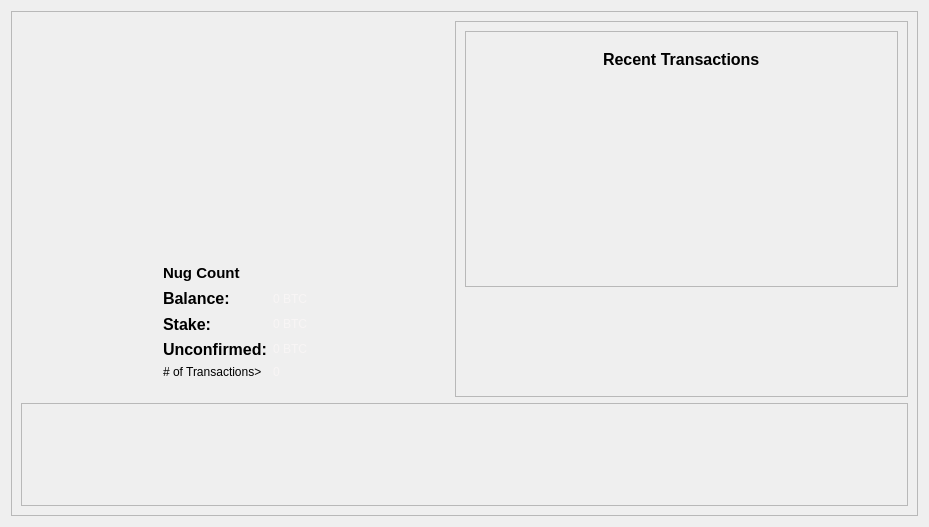
FourTwentyOne/421, file src/qt/forms/overviewpage.ui: the form before one commit.
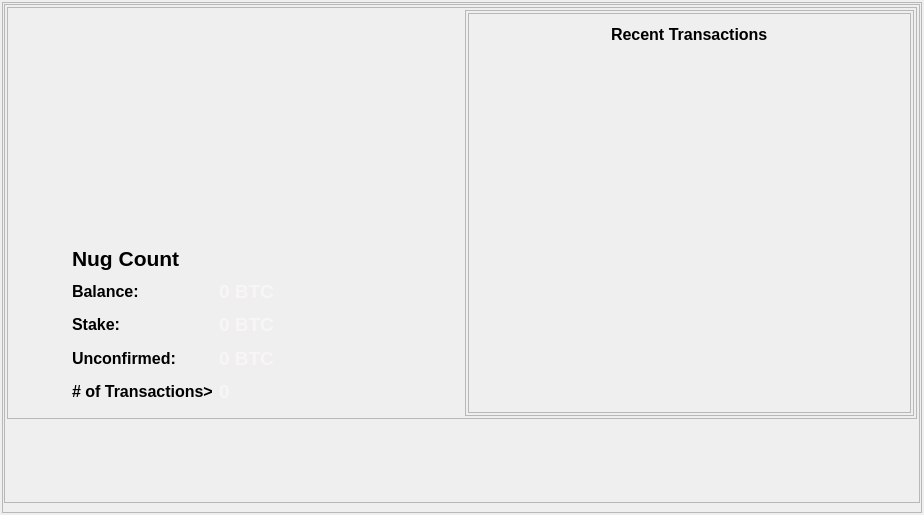
The form after the commit. Icons and pictures are not drawn.

Commit message: swap info button

Patch:
```diff
--- a/src/qt/forms/overviewpage.ui
+++ b/src/qt/forms/overviewpage.ui
@@ -6,14 +6,32 @@
    <rect>
     <x>0</x>
     <y>0</y>
-    <width>929</width>
-    <height>506</height>
+    <width>924</width>
+    <height>515</height>
    </rect>
   </property>
+  <property name="sizePolicy">
+   <sizepolicy hsizetype="Fixed" vsizetype="Fixed">
+    <horstretch>0</horstretch>
+    <verstretch>0</verstretch>
+   </sizepolicy>
+  </property>
   <property name="windowTitle">
    <string>Form</string>
   </property>
-  <layout class="QGridLayout" name="gridLayout_9">
+  <layout class="QGridLayout" name="gridLayout_12">
+   <property name="leftMargin">
+    <number>2</number>
+   </property>
+   <property name="topMargin">
+    <number>2</number>
+   </property>
+   <property name="rightMargin">
+    <number>2</number>
+   </property>
+   <property name="bottomMargin">
+    <number>2</number>
+   </property>
    <item row="0" column="0">
     <widget class="QFrame" name="frame_10">
      <property name="frameShape">
@@ -23,6 +41,285 @@
       <enum>QFrame::Raised</enum>
      </property>
      <layout class="QGridLayout" name="gridLayout_6">
+      <property name="leftMargin">
+       <number>1</number>
+      </property>
+      <property name="topMargin">
+       <number>1</number>
+      </property>
+      <property name="rightMargin">
+       <number>1</number>
+      </property>
+      <item row="0" column="0">
+       <widget class="QFrame" name="frame_11">
+        <property name="frameShape">
+         <enum>QFrame::StyledPanel</enum>
+        </property>
+        <property name="frameShadow">
+         <enum>QFrame::Raised</enum>
+        </property>
+        <layout class="QGridLayout" name="gridLayout_8">
+         <property name="leftMargin">
+          <number>2</number>
+         </property>
+         <property name="topMargin">
+          <number>2</number>
+         </property>
+         <property name="rightMargin">
+          <number>2</number>
+         </property>
+         <property name="bottomMargin">
+          <number>2</number>
+         </property>
+         <item row="1" column="0">
+          <widget class="QFrame" name="frame_4">
+           <property name="minimumSize">
+            <size>
+             <width>500</width>
+             <height>64</height>
+            </size>
+           </property>
+           <property name="maximumSize">
+            <size>
+             <width>16777215</width>
+             <height>200</height>
+            </size>
+           </property>
+           <property name="frameShape">
+            <enum>QFrame::NoFrame</enum>
+           </property>
+           <property name="frameShadow">
+            <enum>QFrame::Plain</enum>
+           </property>
+           <property name="lineWidth">
+            <number>0</number>
+           </property>
+           <layout class="QGridLayout" name="gridLayout_7">
+            <item row="0" column="4">
+             <spacer name="horizontalSpacer_2">
+              <property name="orientation">
+               <enum>Qt::Horizontal</enum>
+              </property>
+              <property name="sizeHint" stdset="0">
+               <size>
+                <width>40</width>
+                <height>20</height>
+               </size>
+              </property>
+             </spacer>
+            </item>
+            <item row="0" column="1" rowspan="2">
+             <widget class="QLabel" name="label10_13">
+              <property name="minimumSize">
+               <size>
+                <width>200</width>
+                <height>55</height>
+               </size>
+              </property>
+              <property name="maximumSize">
+               <size>
+                <width>200</width>
+                <height>55</height>
+               </size>
+              </property>
+              <property name="text">
+               <string>&lt;html&gt;&lt;head/&gt;&lt;body&gt;&lt;p&gt;&lt;a href=&quot;https://discord.gg/f5R29Wr&quot;&gt;&lt;img src=&quot;:/images/res/images/discord.png&quot;/&gt;&lt;/a&gt;&lt;/p&gt;&lt;/body&gt;&lt;/html&gt;</string>
+              </property>
+              <property name="scaledContents">
+               <bool>false</bool>
+              </property>
+              <property name="alignment">
+               <set>Qt::AlignCenter</set>
+              </property>
+              <property name="margin">
+               <number>0</number>
+              </property>
+              <property name="indent">
+               <number>0</number>
+              </property>
+              <property name="openExternalLinks">
+               <bool>true</bool>
+              </property>
+             </widget>
+            </item>
+            <item row="0" column="3">
+             <widget class="QLabel" name="label10_14">
+              <property name="minimumSize">
+               <size>
+                <width>200</width>
+                <height>55</height>
+               </size>
+              </property>
+              <property name="maximumSize">
+               <size>
+                <width>255</width>
+                <height>65</height>
+               </size>
+              </property>
+              <property name="text">
+               <string>&lt;html&gt;&lt;head/&gt;&lt;body&gt;&lt;p&gt;&lt;a href=&quot;https://421blocks.nerdlabs001.com&quot;&gt;&lt;img src=&quot;:/images/res/images/explorer.png&quot;/&gt;&lt;/a&gt;&lt;/p&gt;&lt;/body&gt;&lt;/html&gt;</string>
+              </property>
+              <property name="scaledContents">
+               <bool>false</bool>
+              </property>
+              <property name="alignment">
+               <set>Qt::AlignCenter</set>
+              </property>
+              <property name="margin">
+               <number>0</number>
+              </property>
+              <property name="indent">
+               <number>0</number>
+              </property>
+              <property name="openExternalLinks">
+               <bool>true</bool>
+              </property>
+             </widget>
+            </item>
+            <item row="0" column="7" rowspan="2">
+             <widget class="QLabel" name="label10_15">
+              <property name="minimumSize">
+               <size>
+                <width>200</width>
+                <height>55</height>
+               </size>
+              </property>
+              <property name="maximumSize">
+               <size>
+                <width>255</width>
+                <height>65</height>
+               </size>
+              </property>
+              <property name="text">
+               <string>&lt;html&gt;&lt;head/&gt;&lt;body&gt;&lt;p&gt;&lt;a href=&quot;https://www.unnamed.exchange/CoinInfo?id=421&quot;&gt;&lt;img src=&quot;:/images/res/images/swap.png&quot;/&gt;&lt;/a&gt;&lt;/p&gt;&lt;/body&gt;&lt;/html&gt;</string>
+              </property>
+              <property name="scaledContents">
+               <bool>false</bool>
+              </property>
+              <property name="alignment">
+               <set>Qt::AlignCenter</set>
+              </property>
+              <property name="margin">
+               <number>0</number>
+              </property>
+              <property name="indent">
+               <number>0</number>
+              </property>
+              <property name="openExternalLinks">
+               <bool>true</bool>
+              </property>
+             </widget>
+            </item>
+            <item row="0" column="2">
+             <spacer name="horizontalSpacer">
+              <property name="orientation">
+               <enum>Qt::Horizontal</enum>
+              </property>
+              <property name="sizeHint" stdset="0">
+               <size>
+                <width>40</width>
+                <height>20</height>
+               </size>
+              </property>
+             </spacer>
+            </item>
+            <item row="0" column="5">
+             <widget class="QLabel" name="label10_16">
+              <property name="minimumSize">
+               <size>
+                <width>200</width>
+                <height>55</height>
+               </size>
+              </property>
+              <property name="maximumSize">
+               <size>
+                <width>255</width>
+                <height>65</height>
+               </size>
+              </property>
+              <property name="text">
+               <string>&lt;html&gt;&lt;head/&gt;&lt;body&gt;&lt;p&gt;&lt;a href=&quot;https://www.unnamed.exchange/CoinInfo?id=421&quot;&gt;&lt;img src=&quot;:/images/res/images/exchange.png&quot;/&gt;&lt;/a&gt;&lt;/p&gt;&lt;/body&gt;&lt;/html&gt;</string>
+              </property>
+              <property name="scaledContents">
+               <bool>false</bool>
+              </property>
+              <property name="alignment">
+               <set>Qt::AlignCenter</set>
+              </property>
+              <property name="margin">
+               <number>0</number>
+              </property>
+              <property name="indent">
+               <number>0</number>
+              </property>
+              <property name="openExternalLinks">
+               <bool>true</bool>
+              </property>
+             </widget>
+            </item>
+            <item row="0" column="6">
+             <spacer name="horizontalSpacer_3">
+              <property name="orientation">
+               <enum>Qt::Horizontal</enum>
+              </property>
+              <property name="sizeHint" stdset="0">
+               <size>
+                <width>40</width>
+                <height>20</height>
+               </size>
+              </property>
+             </spacer>
+            </item>
+            <item row="0" column="0">
+             <spacer name="horizontalSpacer_4">
+              <property name="orientation">
+               <enum>Qt::Horizontal</enum>
+              </property>
+              <property name="sizeHint" stdset="0">
+               <size>
+                <width>40</width>
+                <height>20</height>
+               </size>
+              </property>
+             </spacer>
+            </item>
+            <item row="0" column="8">
+             <spacer name="horizontalSpacer_11">
+              <property name="orientation">
+               <enum>Qt::Horizontal</enum>
+              </property>
+              <property name="sizeHint" stdset="0">
+               <size>
+                <width>40</width>
+                <height>20</height>
+               </size>
+              </property>
+             </spacer>
+            </item>
+           </layout>
+          </widget>
+         </item>
+         <item row="0" column="0">
+          <widget class="QFrame" name="frame_2">
+           <property name="frameShape">
+            <enum>QFrame::StyledPanel</enum>
+           </property>
+           <property name="frameShadow">
+            <enum>QFrame::Raised</enum>
+           </property>
+           <layout class="QGridLayout" name="gridLayout_9">
+            <property name="leftMargin">
+             <number>2</number>
+            </property>
+            <property name="topMargin">
+             <number>2</number>
+            </property>
+            <property name="rightMargin">
+             <number>2</number>
+            </property>
+            <property name="bottomMargin">
+             <number>2</number>
+            </property>
       <item row="0" column="0">
        <widget class="QFrame" name="frame_3">
         <property name="frameShape">
@@ -35,7 +332,19 @@
          <number>0</number>
         </property>
         <layout class="QGridLayout" name="gridLayout_5">
-         <item row="0" column="0" rowspan="2" colspan="2">
+               <property name="leftMargin">
+                <number>2</number>
+               </property>
+               <property name="topMargin">
+                <number>2</number>
+               </property>
+               <property name="rightMargin">
+                <number>2</number>
+               </property>
+               <property name="bottomMargin">
+                <number>2</number>
+               </property>
+               <item row="0" column="0" rowspan="2">
           <widget class="QFrame" name="frame_7">
            <property name="frameShape">
             <enum>QFrame::NoFrame</enum>
@@ -55,6 +364,13 @@
             </property>
             <item row="1" column="0">
              <widget class="QFrame" name="frame">
+                    <property name="font">
+                     <font>
+                      <pointsize>14</pointsize>
+                      <weight>75</weight>
+                      <bold>true</bold>
+                     </font>
+                    </property>
               <property name="frameShape">
                <enum>QFrame::NoFrame</enum>
               </property>
@@ -76,7 +392,7 @@
                 <widget class="QLabel" name="label_5">
                  <property name="font">
                   <font>
-                   <pointsize>11</pointsize>
+                         <pointsize>16</pointsize>
                    <weight>75</weight>
                    <bold>true</bold>
                   </font>
@@ -88,6 +404,13 @@
                </item>
                <item row="4" column="1">
                 <widget class="QLabel" name="label_2">
+                       <property name="font">
+                        <font>
+                         <pointsize>12</pointsize>
+                         <weight>75</weight>
+                         <bold>true</bold>
+                        </font>
+                       </property>
                  <property name="text">
                   <string>&lt;body&gt;&lt;p style=&quot;color:#000000&quot;;&gt;# of Transactions&gt;&lt;/p&gt;&lt;/body&gt;</string>
                  </property>
@@ -126,9 +449,12 @@
                  <property name="orientation">
                   <enum>Qt::Horizontal</enum>
                  </property>
+                       <property name="sizeType">
+                        <enum>QSizePolicy::Fixed</enum>
+                       </property>
                  <property name="sizeHint" stdset="0">
                   <size>
-                   <width>40</width>
+                         <width>42</width>
                    <height>20</height>
                   </size>
                  </property>
@@ -155,7 +481,7 @@
                  </property>
                  <property name="sizeHint" stdset="0">
                   <size>
-                   <width>40</width>
+                         <width>5</width>
                    <height>20</height>
                   </size>
                  </property>
@@ -183,7 +509,7 @@
                  </property>
                  <property name="sizeHint" stdset="0">
                   <size>
-                   <width>96</width>
+                         <width>5</width>
                    <height>20</height>
                   </size>
                  </property>
@@ -199,8 +525,8 @@
                  </property>
                  <property name="maximumSize">
                   <size>
-                   <width>180</width>
-                   <height>180</height>
+                         <width>250</width>
+                         <height>250</height>
                   </size>
                  </property>
                  <property name="text">
@@ -221,7 +547,7 @@
                  </property>
                  <property name="sizeHint" stdset="0">
                   <size>
-                   <width>95</width>
+                         <width>5</width>
                    <height>20</height>
                   </size>
                  </property>
@@ -245,8 +571,26 @@
          <enum>QFrame::Raised</enum>
         </property>
         <layout class="QGridLayout" name="gridLayout_4">
+               <property name="leftMargin">
+                <number>2</number>
+               </property>
+               <property name="topMargin">
+                <number>2</number>
+               </property>
+               <property name="rightMargin">
+                <number>2</number>
+               </property>
+               <property name="bottomMargin">
+                <number>2</number>
+               </property>
          <item row="0" column="0">
           <widget class="QFrame" name="frame_9">
+                 <property name="minimumSize">
+                  <size>
+                   <width>0</width>
+                   <height>400</height>
+                  </size>
+                 </property>
            <property name="frameShape">
             <enum>QFrame::StyledPanel</enum>
            </property>
@@ -256,6 +600,12 @@
            <layout class="QGridLayout" name="gridLayout_3">
             <item row="0" column="0">
              <widget class="QFrame" name="frame_6">
+                    <property name="maximumSize">
+                     <size>
+                      <width>16777215</width>
+                      <height>40</height>
+                     </size>
+                    </property>
               <property name="frameShape">
                <enum>QFrame::NoFrame</enum>
               </property>
@@ -266,6 +616,18 @@
                <number>0</number>
               </property>
               <layout class="QGridLayout" name="gridLayout">
+                     <property name="leftMargin">
+                      <number>2</number>
+                     </property>
+                     <property name="topMargin">
+                      <number>2</number>
+                     </property>
+                     <property name="rightMargin">
+                      <number>2</number>
+                     </property>
+                     <property name="bottomMargin">
+                      <number>2</number>
+                     </property>
                <item row="0" column="0">
                 <spacer name="horizontalSpacer_5">
                  <property name="orientation">
@@ -306,10 +668,16 @@
              <widget class="QListView" name="listTransactions">
               <property name="minimumSize">
                <size>
-                <width>400</width>
+                      <width>300</width>
                 <height>0</height>
                </size>
               </property>
+                    <property name="maximumSize">
+                     <size>
+                      <width>16777215</width>
+                      <height>400</height>
+                     </size>
+                    </property>
               <property name="font">
                <font>
                 <pointsize>11</pointsize>
@@ -346,208 +714,8 @@
            </layout>
           </widget>
          </item>
-         <item row="1" column="0">
-          <spacer name="verticalSpacer">
-           <property name="orientation">
-            <enum>Qt::Vertical</enum>
-           </property>
-           <property name="sizeHint" stdset="0">
-            <size>
-             <width>20</width>
-             <height>40</height>
-            </size>
-           </property>
-          </spacer>
-         </item>
-        </layout>
-       </widget>
-      </item>
-      <item row="1" column="0" colspan="2">
-       <widget class="QFrame" name="frame_11">
-        <property name="frameShape">
-         <enum>QFrame::StyledPanel</enum>
-        </property>
-        <property name="frameShadow">
-         <enum>QFrame::Raised</enum>
-        </property>
-        <layout class="QGridLayout" name="gridLayout_8">
-         <item row="0" column="0">
-          <widget class="QFrame" name="frame_4">
-           <property name="minimumSize">
-            <size>
-             <width>500</width>
-             <height>0</height>
-            </size>
-           </property>
-           <property name="maximumSize">
-            <size>
-             <width>16777215</width>
-             <height>100</height>
-            </size>
-           </property>
-           <property name="frameShape">
-            <enum>QFrame::NoFrame</enum>
-           </property>
-           <property name="frameShadow">
-            <enum>QFrame::Plain</enum>
-           </property>
-           <property name="lineWidth">
-            <number>0</number>
-           </property>
-           <layout class="QGridLayout" name="gridLayout_7">
-            <item row="0" column="0">
-             <spacer name="horizontalSpacer_3">
-              <property name="orientation">
-               <enum>Qt::Horizontal</enum>
-              </property>
-              <property name="sizeHint" stdset="0">
-               <size>
-                <width>40</width>
-                <height>20</height>
-               </size>
-              </property>
-             </spacer>
-            </item>
-            <item row="0" column="1">
-             <widget class="QLabel" name="label10_13">
-              <property name="minimumSize">
-               <size>
-                <width>200</width>
-                <height>55</height>
-               </size>
-              </property>
-              <property name="maximumSize">
-               <size>
-                <width>200</width>
-                <height>55</height>
-               </size>
-              </property>
-              <property name="text">
-               <string>&lt;html&gt;&lt;head/&gt;&lt;body&gt;&lt;p&gt;&lt;a href=&quot;https://discord.gg/f5R29Wr&quot;&gt;&lt;img src=&quot;:/images/res/images/discord.png&quot;/&gt;&lt;/a&gt;&lt;/p&gt;&lt;/body&gt;&lt;/html&gt;</string>
-              </property>
-              <property name="scaledContents">
-               <bool>false</bool>
-              </property>
-              <property name="alignment">
-               <set>Qt::AlignCenter</set>
-              </property>
-              <property name="margin">
-               <number>0</number>
-              </property>
-              <property name="indent">
-               <number>0</number>
-              </property>
-              <property name="openExternalLinks">
-               <bool>true</bool>
-              </property>
-             </widget>
-            </item>
-            <item row="0" column="2">
-             <spacer name="horizontalSpacer">
-              <property name="orientation">
-               <enum>Qt::Horizontal</enum>
-              </property>
-              <property name="sizeHint" stdset="0">
-               <size>
-                <width>40</width>
-                <height>20</height>
-               </size>
-              </property>
-             </spacer>
-            </item>
-            <item row="0" column="3">
-             <widget class="QLabel" name="label10_14">
-              <property name="minimumSize">
-               <size>
-                <width>255</width>
-                <height>65</height>
-               </size>
-              </property>
-              <property name="maximumSize">
-               <size>
-                <width>255</width>
-                <height>65</height>
-               </size>
-              </property>
-              <property name="text">
-               <string>&lt;html&gt;&lt;head/&gt;&lt;body&gt;&lt;p&gt;&lt;a href=&quot;https://421blocks.nerdlabs001.com&quot;&gt;&lt;img src=&quot;:/images/res/images/explorer.png&quot;/&gt;&lt;/a&gt;&lt;/p&gt;&lt;/body&gt;&lt;/html&gt;</string>
-              </property>
-              <property name="scaledContents">
-               <bool>false</bool>
-              </property>
-              <property name="alignment">
-               <set>Qt::AlignCenter</set>
-              </property>
-              <property name="margin">
-               <number>0</number>
-              </property>
-              <property name="indent">
-               <number>0</number>
-              </property>
-              <property name="openExternalLinks">
-               <bool>true</bool>
-              </property>
-             </widget>
-            </item>
-            <item row="0" column="4">
-             <spacer name="horizontalSpacer_2">
-              <property name="orientation">
-               <enum>Qt::Horizontal</enum>
-              </property>
-              <property name="sizeHint" stdset="0">
-               <size>
-                <width>40</width>
-                <height>20</height>
-               </size>
-              </property>
-             </spacer>
-            </item>
-            <item row="0" column="5">
-             <widget class="QLabel" name="label10_15">
-              <property name="minimumSize">
-               <size>
-                <width>255</width>
-                <height>65</height>
-               </size>
-              </property>
-              <property name="maximumSize">
-               <size>
-                <width>255</width>
-                <height>65</height>
-               </size>
-              </property>
-              <property name="text">
-               <string>&lt;html&gt;&lt;head/&gt;&lt;body&gt;&lt;p&gt;&lt;a href=&quot;https://www.unnamed.exchange/CoinInfo?id=421&quot;&gt;&lt;img src=&quot;:/images/res/images/exchange.png&quot;/&gt;&lt;/a&gt;&lt;/p&gt;&lt;/body&gt;&lt;/html&gt;</string>
-              </property>
-              <property name="scaledContents">
-               <bool>false</bool>
-              </property>
-              <property name="alignment">
-               <set>Qt::AlignCenter</set>
-              </property>
-              <property name="margin">
-               <number>0</number>
-              </property>
-              <property name="indent">
-               <number>0</number>
-              </property>
-              <property name="openExternalLinks">
-               <bool>true</bool>
-              </property>
-             </widget>
-            </item>
-            <item row="0" column="6">
-             <spacer name="horizontalSpacer_4">
-              <property name="orientation">
-               <enum>Qt::Horizontal</enum>
-              </property>
-              <property name="sizeHint" stdset="0">
-               <size>
-                <width>40</width>
-                <height>20</height>
-               </size>
-              </property>
-             </spacer>
+              </layout>
+             </widget>
             </item>
            </layout>
           </widget>
```
Lines whose indentation alone changed are shown as unchanged. The commit also changes 214 other files.
